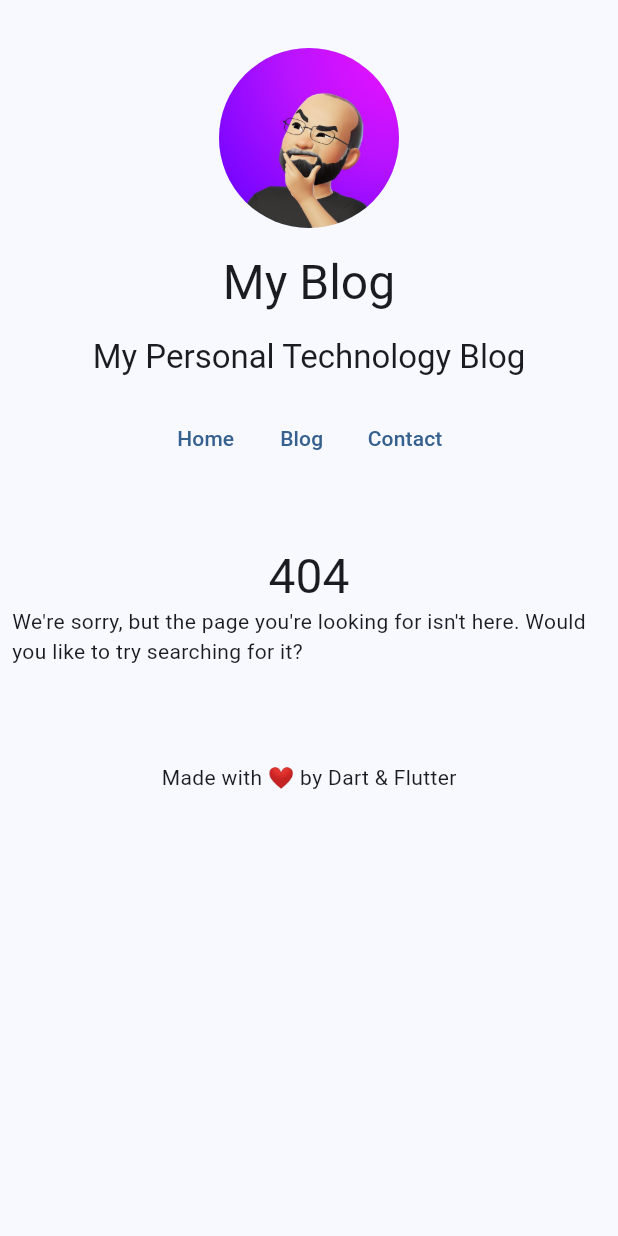
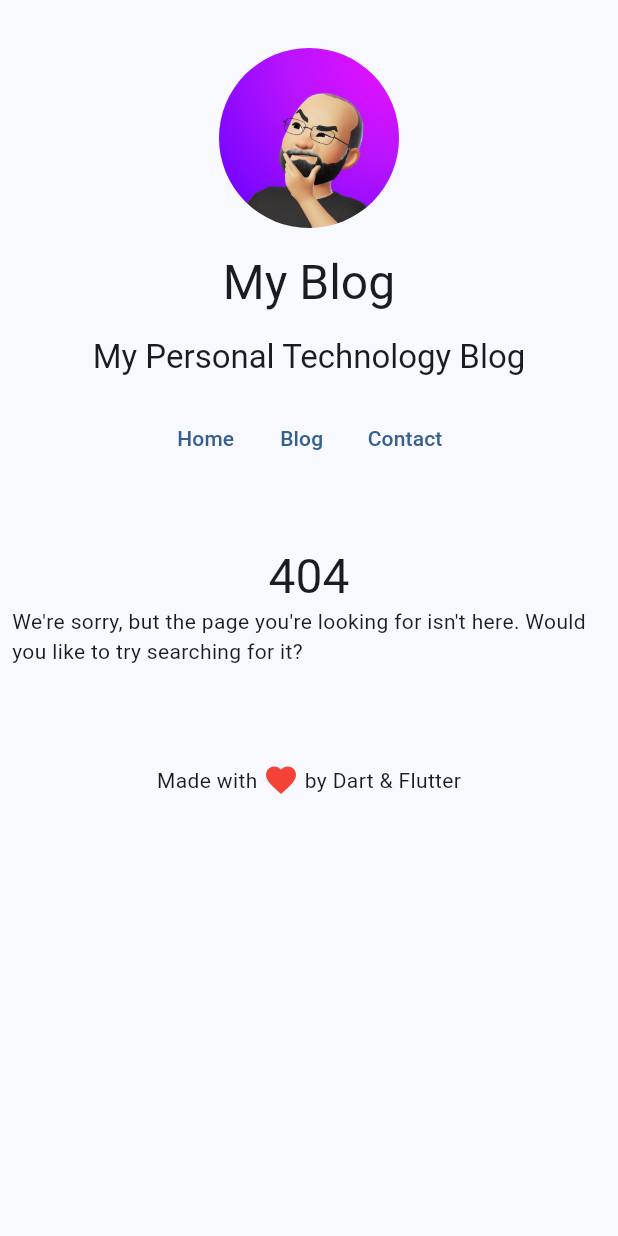
Before and after one commit to anoochit/markdown_blog, a Flutter app: the PageNotFoundView screen opened by its route, on a phone screen of 412 x 824 dp. Run offline on Flutter 3.47's test engine with Material 3 defaults, Android fonts, the phone set to English and light mode, and no system bars; our stand-ins replace freezed_annotation, gap, get, url_strategy; missing offline and left inert: markdown_widget, meta_seo.

Commit message:
update footer

```diff
--- a/lib/app/widgets/views/footer_view.dart
+++ b/lib/app/widgets/views/footer_view.dart
@@ -10,7 +10,18 @@ class FooterView extends GetView {
     return const Column(
       children: [
         Gap(64.0),
-        Text("Made with ❤️ by Dart & Flutter"),
+        Row(
+          mainAxisAlignment: MainAxisAlignment.center,
+          children: [
+            Text("Made with "),
+            Icon(
+              Icons.favorite,
+              color: Colors.red,
+              size: 24,
+            ),
+            Text(" by Dart & Flutter"),
+          ],
+        ),
         Gap(32.0),
       ],
     );
```
